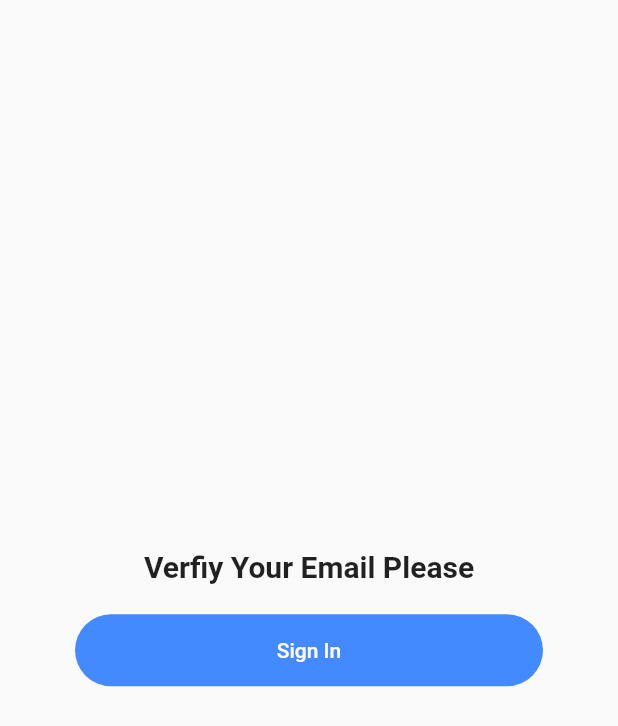
After one commit to shahjigar556/ChatApp, a Flutter app: the Redirect screen opened by its route, on a phone screen of 412 x 824 dp. The commit adds this screen. Shown: the top 726 px of the screen. Run offline on Flutter 3.47's test engine with Material 2 defaults, Android fonts, the phone set to English and light mode, and no system bars; our stand-ins replace firebase_auth, firebase_core; accounts and stored records are empty.

Commit message:
verifying user based on email address

```diff
--- a/lib/main.dart
+++ b/lib/main.dart
@@ -1,9 +1,11 @@
+import 'package:flash_chat/screens/redirect_screen.dart';
 import 'package:flutter/material.dart';
 import 'package:firebase_core/firebase_core.dart';
 import 'screens/welcome_screen.dart';
 import 'screens/registration_screen.dart';
 import 'screens/login_screen.dart';
 import 'screens/chat_screen.dart';
+import 'screens/redirect_screen.dart';
 void main() async {
   WidgetsFlutterBinding.ensureInitialized();
   await Firebase.initializeApp();
@@ -17,6 +19,7 @@ class MyApp extends StatelessWidget {
     return MaterialApp(
       home:WelcomeScreen(),
       routes:{
+        Redirect.id:(BuildContext context)=>Redirect(),
      ChatScreen.id: (BuildContext context) => ChatScreen(),
      LoginScreen.id: (BuildContext context) => LoginScreen(),
      RegistrationScreen.id: (BuildContext context) => RegistrationScreen(),
--- /dev/null
+++ b/lib/screens/redirect_screen.dart
@@ -0,0 +1,40 @@
+import 'package:flash_chat/screens/login_screen.dart';
+import 'package:flutter/material.dart';
+import 'package:flash_chat/components/rounded_button.dart';
+
+class Redirect extends StatelessWidget {
+  @override
+  static String id='redirect';
+  Widget build(BuildContext context) {
+    return Scaffold(
+      body:Center(
+        child: Container(
+          child:Padding(
+            padding: const EdgeInsets.symmetric(horizontal: 50.0),
+            child: Column(
+              mainAxisAlignment: MainAxisAlignment.center,
+              crossAxisAlignment: CrossAxisAlignment.stretch,
+              children: [
+                Center(
+                    child: Text(
+                        'Verfiy Your Email Please',
+                      style: TextStyle(
+                        fontWeight: FontWeight.bold,
+                        fontSize: 20.0
+                      ),
+                    )
+                ),
+                RoundedButton(
+                  text:'Sign In',
+                  onPressed: (){
+                    Navigator.pushNamed(context, LoginScreen.id);
+                  },
+                ),
+              ],
+            ),
+          )
+        ),
+      )
+    );
+  }
+}
```
Also changed, not shown: lib/screens/login_screen.dart (+22 -2 lines), lib/screens/registration_screen.dart (+17 -7 lines).
